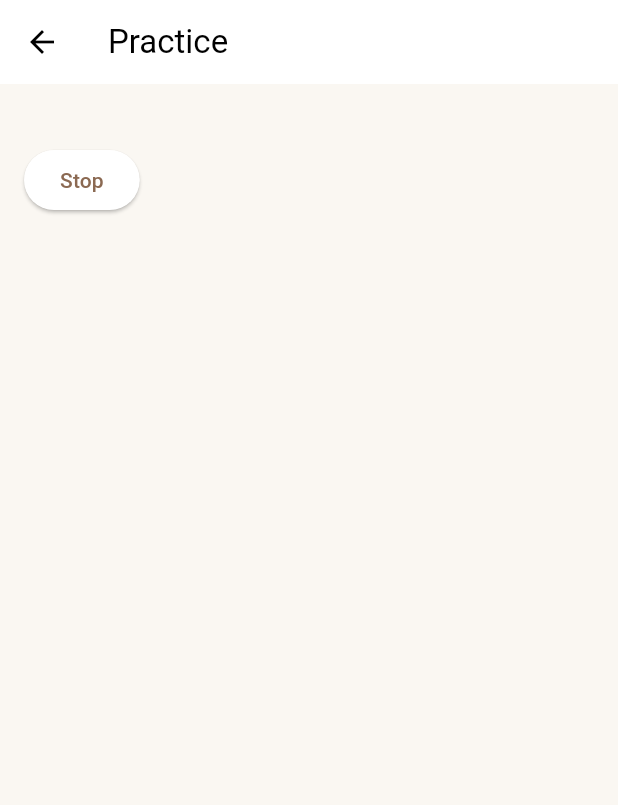
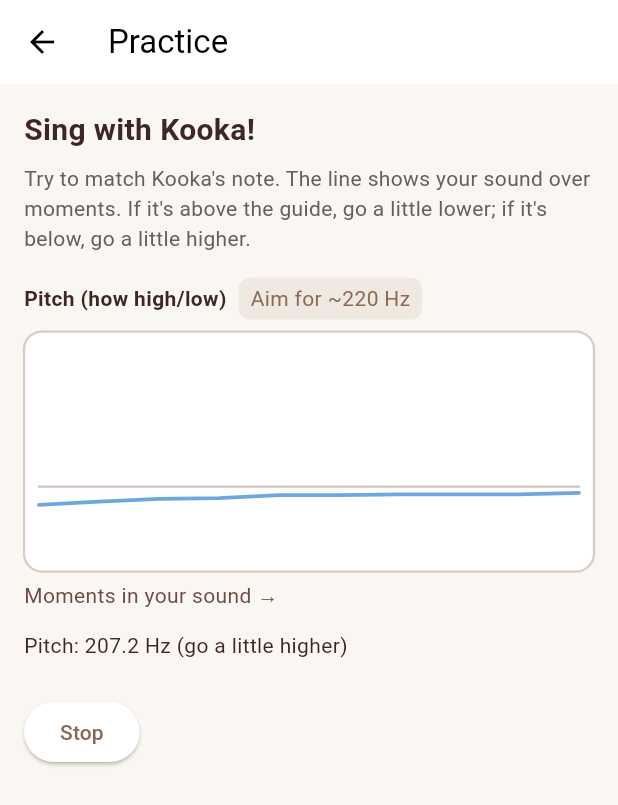
Before and after one commit to CodyTVWeber/singing-learning-track, a Flutter app: the PracticePage screen opened directly, after a tap on "Record", on a phone screen of 412 x 824 dp. Shown: the top 805 px of the screen. Run offline on Flutter 3.47's test engine with Material 3 defaults, Android fonts, the phone set to English and light mode, and no system bars; our stand-ins replace hive, hive_flutter; accounts and stored records are empty.

Commit message:
Add pitch streaming and tuner widget for real-time pitch feedback
Co-authored-by: codyweber777 <codyweber777@protonmail.com>

```diff
--- a/lib/audio/pitch.dart
+++ b/lib/audio/pitch.dart
@@ -1,4 +1,5 @@
 import 'dart:async';
+import 'dart:math' as math;
 
 class PitchHint {
   final double frequencyHz;
@@ -10,6 +11,9 @@ class PitchHint {
 /// Very basic pitch stream producing a single fake value upon request.
 class PitchAnalyzer {
   final StreamController<PitchHint> _controller = StreamController<PitchHint>.broadcast();
+  Timer? _timer;
+  double _targetHz = 220.0;
+  double _currentHz = 180.0;
 
   Stream<PitchHint> get pitchHints => _controller.stream;
 
@@ -19,7 +23,35 @@ class PitchAnalyzer {
     _controller.add(const PitchHint(220.0, 'correct'));
   }
 
+  /// Starts a simple simulated pitch stream drifting toward the target.
+  void startStreaming({double? targetHz, Duration interval = const Duration(milliseconds: 120)}) {
+    if (targetHz != null) {
+      _targetHz = targetHz;
+    }
+    _timer?.cancel();
+    final random = math.Random(42);
+    _timer = Timer.periodic(interval, (_) {
+      final delta = _targetHz - _currentHz;
+      // Move partway toward target with a bit of jitter
+      _currentHz += delta * 0.15 + (random.nextDouble() - 0.5) * 8.0;
+      final hint = _hintFor(_currentHz, _targetHz);
+      _controller.add(PitchHint(_currentHz.clamp(50.0, 1000.0), hint));
+    });
+  }
+
+  void stopStreaming() {
+    _timer?.cancel();
+    _timer = null;
+  }
+
+  String _hintFor(double hz, double target) {
+    final diff = hz - target;
+    if (diff.abs() <= 8.0) return 'just right';
+    return diff < 0 ? 'go a little higher' : 'go a little lower';
+  }
+
   void dispose() {
+    _timer?.cancel();
     _controller.close();
   }
 }
--- a/lib/pages/practice_page.dart
+++ b/lib/pages/practice_page.dart
@@ -2,6 +2,7 @@ import 'package:flutter/material.dart';
 import 'package:kooka_sing/audio/recorder.dart';
 import 'package:kooka_sing/audio/player.dart';
 import 'package:kooka_sing/audio/pitch.dart';
+import 'package:kooka_sing/widgets/tuner_widget.dart';
 
 class PracticePage extends StatefulWidget {
   const PracticePage({super.key});
@@ -17,6 +18,7 @@ class _PracticePageState extends State<PracticePage> {
 
   String? _recordedPath;
   PitchHint? _lastHint;
+  double _targetHz = 220.0;
 
   @override
   void initState() {
@@ -37,6 +39,8 @@ class _PracticePageState extends State<PracticePage> {
   Future<void> _onRecordPressed() async {
     await _recorder.startRecording();
     setState(() {});
+    // Start streaming pitch feedback
+    _pitch.startStreaming(targetHz: _targetHz);
   }
 
   Future<void> _onStopPressed() async {
@@ -44,7 +48,9 @@ class _PracticePageState extends State<PracticePage> {
     setState(() {
       _recordedPath = path;
     });
-    // Produce a basic pitch hint after recording
+    // Stop streaming
+    _pitch.stopStreaming();
+    // Emit one last hint for immediate feedback after stopping
     await _pitch.analyzeOnce();
   }
 
@@ -63,6 +69,22 @@ class _PracticePageState extends State<PracticePage> {
         child: Column(
           crossAxisAlignment: CrossAxisAlignment.start,
           children: [
+            const Text(
+              'Sing with Kooka!',
+              style: TextStyle(fontSize: 20, fontWeight: FontWeight.w600),
+            ),
+            const SizedBox(height: 8),
+            Text(
+              'Try to match Kooka\'s note. The line shows your sound over moments. If it\'s above the guide, go a little lower; if it\'s below, go a little higher.',
+              style: TextStyle(color: Colors.grey[700]),
+            ),
+            const SizedBox(height: 16),
+            TunerWidget(
+              pitchStream: _pitch.pitchHints,
+              targetHz: _targetHz,
+              key: const Key('tuner'),
+            ),
+            const SizedBox(height: 12),
             if (_lastHint != null)
               Text(
                 'Pitch: ${_lastHint!.frequencyHz.toStringAsFixed(1)} Hz (${_lastHint!.hint})',
@@ -86,6 +108,15 @@ class _PracticePageState extends State<PracticePage> {
                     onPressed: _onPlayPressed,
                     child: const Text('Play'),
                   ),
+                  const SizedBox(width: 12),
+                  OutlinedButton(
+                    onPressed: () {
+                      setState(() {
+                        _recordedPath = null;
+                      });
+                    },
+                    child: const Text('Try Again'),
+                  ),
                 ],
               ),
           ],
--- /dev/null
+++ b/lib/widgets/tuner_widget.dart
@@ -0,0 +1,152 @@
+import 'package:flutter/material.dart';
+import '../audio/pitch.dart';
+import '../theme/app_theme.dart';
+
+/// Friendly tuner showing "Pitch (how high/low)" over "Moments in your sound".
+class TunerWidget extends StatefulWidget {
+  final Stream<PitchHint> pitchStream;
+  final double targetHz;
+  final int maxPoints;
+
+  const TunerWidget({
+    super.key,
+    required this.pitchStream,
+    required this.targetHz,
+    this.maxPoints = 60,
+  });
+
+  @override
+  State<TunerWidget> createState() => _TunerWidgetState();
+}
+
+class _TunerWidgetState extends State<TunerWidget> {
+  final List<PitchHint> _points = <PitchHint>[];
+
+  @override
+  void initState() {
+    super.initState();
+    widget.pitchStream.listen((p) {
+      setState(() {
+        _points.add(p);
+        if (_points.length > widget.maxPoints) {
+          _points.removeAt(0);
+        }
+      });
+    });
+  }
+
+  @override
+  Widget build(BuildContext context) {
+    return Column(
+      crossAxisAlignment: CrossAxisAlignment.start,
+      children: [
+        Row(
+          children: [
+            const Text(
+              'Pitch (how high/low)',
+              style: TextStyle(fontWeight: FontWeight.w600),
+            ),
+            const SizedBox(width: 8),
+            Container(
+              padding: const EdgeInsets.symmetric(horizontal: 8, vertical: 4),
+              decoration: BoxDecoration(
+                color: AppTheme.primary.withValues(alpha: 0.1),
+                borderRadius: BorderRadius.circular(8),
+              ),
+              child: Text(
+                'Aim for ~${widget.targetHz.toStringAsFixed(0)} Hz',
+                style: const TextStyle(color: AppTheme.primary),
+              ),
+            ),
+          ],
+        ),
+        const SizedBox(height: 8),
+        SizedBox(
+          height: 160,
+          child: CustomPaint(
+            painter: _TunerPainter(_points, widget.targetHz),
+            size: const Size(double.infinity, double.infinity),
+          ),
+        ),
+        const SizedBox(height: 6),
+        const Text('Moments in your sound →', style: TextStyle(color: AppTheme.textLight)),
+      ],
+    );
+  }
+}
+
+class _TunerPainter extends CustomPainter {
+  final List<PitchHint> points;
+  final double targetHz;
+
+  _TunerPainter(this.points, this.targetHz);
+
+  @override
+  void paint(Canvas canvas, Size size) {
+    final bg = Paint()
+      ..color = AppTheme.surface
+      ..style = PaintingStyle.fill;
+    canvas.drawRRect(
+      RRect.fromRectAndRadius(Offset.zero & size, const Radius.circular(12)),
+      bg,
+    );
+
+    final border = Paint()
+      ..color = AppTheme.featherLight
+      ..style = PaintingStyle.stroke
+      ..strokeWidth = 1.5;
+    canvas.drawRRect(
+      RRect.fromRectAndRadius(Offset.zero & size, const Radius.circular(12)),
+      border,
+    );
+
+    if (points.isEmpty) return;
+
+    final minHz = 80.0;
+    final maxHz = 500.0;
+    final plot = Paint()
+      ..color = AppTheme.secondary
+      ..style = PaintingStyle.stroke
+      ..strokeWidth = 2.5
+      ..strokeCap = StrokeCap.round;
+
+    final targetPaint = Paint()
+      ..color = AppTheme.primary.withValues(alpha: 0.4)
+      ..style = PaintingStyle.stroke
+      ..strokeWidth = 1.5
+      ..strokeCap = StrokeCap.square;
+
+    // Target horizontal line
+    final targetY = _mapHzToY(targetHz, minHz, maxHz, size.height, padding: 10);
+    canvas.drawLine(
+      Offset(10, targetY),
+      Offset(size.width - 10, targetY),
+      targetPaint,
+    );
+
+    // Wave path of pitch points
+    final dx = (size.width - 20) / (points.length - 1).clamp(1, 1000);
+    final path = Path();
+    for (int i = 0; i < points.length; i++) {
+      final x = 10 + dx * i;
+      final y = _mapHzToY(points[i].frequencyHz, minHz, maxHz, size.height, padding: 10);
+      if (i == 0) {
+        path.moveTo(x, y);
+      } else {
+        path.lineTo(x, y);
+      }
+    }
+    canvas.drawPath(path, plot);
+  }
+
+  double _mapHzToY(double hz, double min, double max, double h, {double padding = 0}) {
+    final clamped = hz.clamp(min, max);
+    final t = (clamped - min) / (max - min);
+    return padding + (1 - t) * (h - padding * 2);
+  }
+
+  @override
+  bool shouldRepaint(covariant _TunerPainter oldDelegate) {
+    return oldDelegate.points != points || oldDelegate.targetHz != targetHz;
+  }
+}
```
